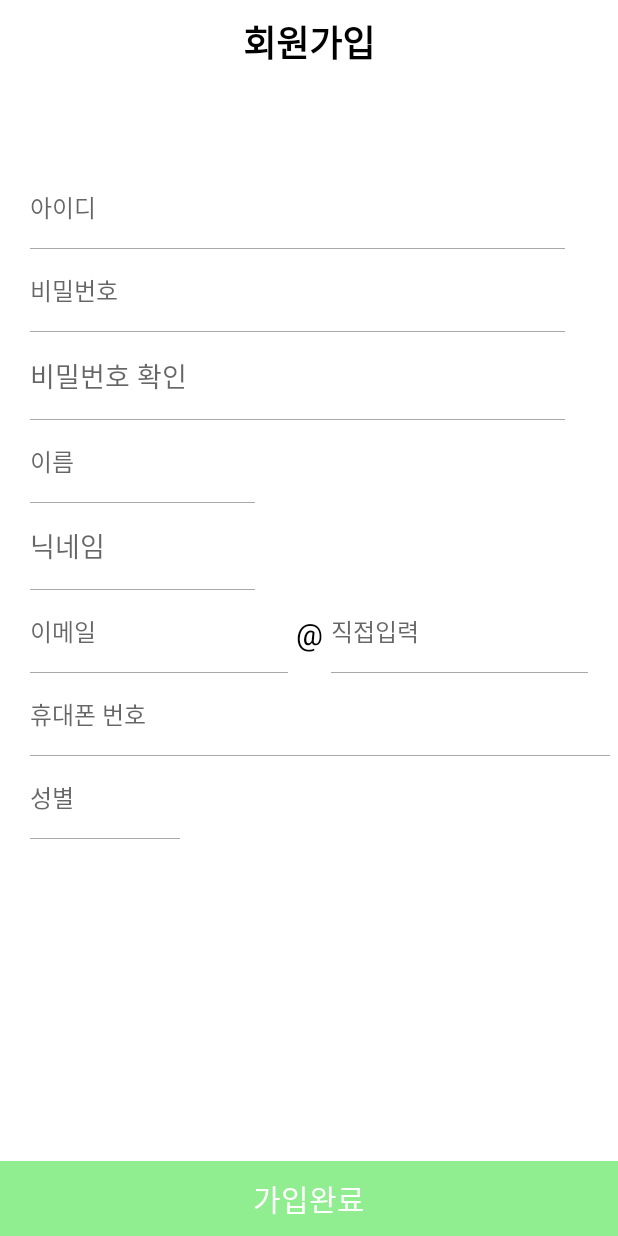
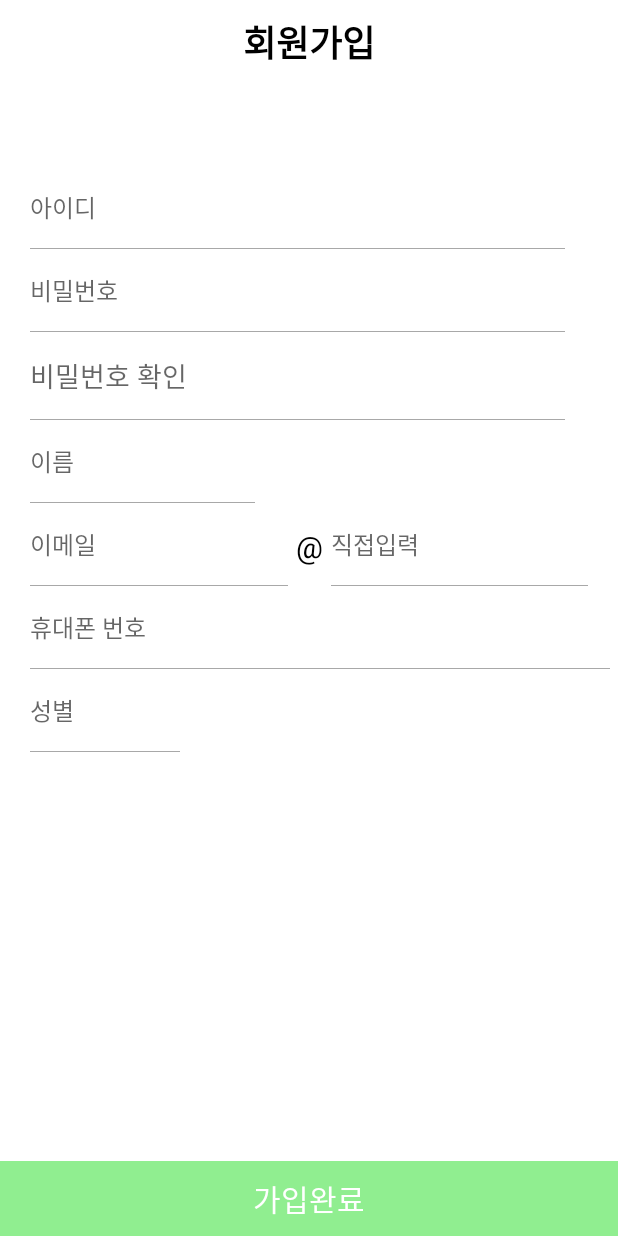
Before and after one commit to MadMax-Team/honbap_signal_android, an Android app: the layout activity_sign_up.xml on its own in the app's theme, with its tools: preview values and no code run, on a phone screen of 412 x 824 dp. Run offline under Robolectric (Android 15) with nearby library versions, the phone set to English and light mode, and no system bars.

Commit message:
회원가입(signUp)에서 nick name제거

```diff
--- a/app/src/main/java/com/example/HonbabSignal/SignUpActivity.kt
+++ b/app/src/main/java/com/example/HonbabSignal/SignUpActivity.kt
@@ -25,7 +25,6 @@ class SignUpActivity : AppCompatActivity(){
         binding.signUpSignUpBtnTv.setOnClickListener{
 
             binding.signUpIdErrorTv.visibility = View.INVISIBLE
-            binding.signUpNickNameErrorTv.visibility = View.INVISIBLE
             binding.signUpEmailErrorTv.visibility = View.INVISIBLE
             binding.signUpPhoneNumErrorTv.visibility = View.INVISIBLE
             //retrofit 개체 생성
@@ -51,10 +50,6 @@ class SignUpActivity : AppCompatActivity(){
                 Toast.makeText(this, "이름이 비어있습니다.", Toast.LENGTH_SHORT).show()
                 return@setOnClickListener
             }
-            if (binding.signUpNickNameEt.text.toString().isEmpty()) {
-                Toast.makeText(this, "닉네임이 비어있습니다.", Toast.LENGTH_SHORT).show()
-                return@setOnClickListener
-            }
             if (binding.signUpEmailEt.text.toString()
                     .isEmpty() || binding.signUpDirectInputEt.text.toString().isEmpty()
             ) {
@@ -78,7 +73,6 @@ class SignUpActivity : AppCompatActivity(){
             var userId: String = binding.signUpIdEt.text.toString()
             var password : String = binding.signUpPwdEt.text.toString()
             var userName : String = binding.signUpNameEt.text.toString()
-            var nickname : String = binding.signUpNickNameEt.text.toString()
             var email:String = binding.signUpIdEt.text.toString() + "@" + binding.signUpDirectInputEt.text.toString()
             var phoneNum : String = binding.signUpPhoneNumEt.text.toString()
             var sex : String = binding.signUpSexEt.text.toString()
@@ -91,7 +85,6 @@ class SignUpActivity : AppCompatActivity(){
                 userId,
                 password,
                 userName,
-                nickname,
                 email,
                 phoneNum,
                 sex
@@ -127,10 +120,6 @@ class SignUpActivity : AppCompatActivity(){
             2001,2002,3001 -> {
                 binding.signUpIdErrorTv.visibility = View.VISIBLE
                 binding.signUpIdErrorTv.text = message
-            }
-            2003,2004,3002 ->{
-                binding.signUpNickNameErrorTv.visibility = View.VISIBLE
-                binding.signUpNickNameErrorTv.text = message
             }
             2005,2006,2007,3003 ->{
                 binding.signUpEmailErrorTv.visibility = View.VISIBLE
--- a/app/src/main/java/com/example/HonbabSignal/SignUpService.kt
+++ b/app/src/main/java/com/example/HonbabSignal/SignUpService.kt
@@ -15,7 +15,6 @@ interface SignUpService {
         @Field("userId") userId:String,
         @Field("password") password:String,
         @Field("userName") userName:String,
-        @Field("nickName") nickName : String,
         @Field("email") email : String,
         @Field("phoneNum") phoneNum : String,
         @Field("sex") sex: String
--- a/app/src/main/res/layout/activity_sign_up.xml
+++ b/app/src/main/res/layout/activity_sign_up.xml
@@ -131,40 +131,40 @@
         app:layout_constraintStart_toStartOf="@+id/sign_up_name_et"
         app:layout_constraintTop_toBottomOf="@+id/sign_up_name_et" />
 
-    //닉네임
-    <EditText
-        android:id="@+id/sign_up_nick_name_et"
-        android:layout_width="150dp"
-        android:layout_height="wrap_content"
-        android:hint="닉네임"
-        android:layout_marginStart="20dp"
-        android:layout_marginEnd="35dp"
-        android:layout_marginTop="15dp"
-        android:background="@null"
-        android:inputType="text"
-        app:layout_constraintStart_toStartOf="parent"
-        app:layout_constraintTop_toTopOf="@id/sign_up_name_underscore_view"/>
-    <View
-        android:id="@+id/sign_up_nick_name_underscore_view"
-        android:layout_width="0dp"
-        android:layout_height="1px"
-        android:layout_marginTop="15dp"
-        android:background="#a8a8a8"
-        app:layout_constraintEnd_toEndOf="@id/sign_up_nick_name_et"
-        app:layout_constraintStart_toStartOf="@id/sign_up_nick_name_et"
-        app:layout_constraintTop_toBottomOf="@id/sign_up_nick_name_et" />
-    <TextView
-        android:id="@+id/sign_up_nick_name_error_tv"
-        android:layout_width="wrap_content"
-        android:layout_height="wrap_content"
-        android:textSize="14sp"
-        android:textStyle="bold"
-        android:textColor="#EF0000"
-        android:layout_marginTop="10dp"
-        android:layout_marginStart="20dp"
-        android:visibility="gone"
-        app:layout_constraintStart_toStartOf="parent"
-        app:layout_constraintTop_toBottomOf="@id/sign_up_nick_name_underscore_view"/>
+<!--    //닉네임-->
+<!--    <EditText-->
+<!--        android:id="@+id/sign_up_nick_name_et"-->
+<!--        android:layout_width="150dp"-->
+<!--        android:layout_height="wrap_content"-->
+<!--        android:hint="닉네임"-->
+<!--        android:layout_marginStart="20dp"-->
+<!--        android:layout_marginEnd="35dp"-->
+<!--        android:layout_marginTop="15dp"-->
+<!--        android:background="@null"-->
+<!--        android:inputType="text"-->
+<!--        app:layout_constraintStart_toStartOf="parent"-->
+<!--        app:layout_constraintTop_toTopOf="@id/sign_up_name_underscore_view"/>-->
+<!--    <View-->
+<!--        android:id="@+id/sign_up_nick_name_underscore_view"-->
+<!--        android:layout_width="0dp"-->
+<!--        android:layout_height="1px"-->
+<!--        android:layout_marginTop="15dp"-->
+<!--        android:background="#a8a8a8"-->
+<!--        app:layout_constraintEnd_toEndOf="@id/sign_up_nick_name_et"-->
+<!--        app:layout_constraintStart_toStartOf="@id/sign_up_nick_name_et"-->
+<!--        app:layout_constraintTop_toBottomOf="@id/sign_up_nick_name_et" />-->
+<!--    <TextView-->
+<!--        android:id="@+id/sign_up_nick_name_error_tv"-->
+<!--        android:layout_width="wrap_content"-->
+<!--        android:layout_height="wrap_content"-->
+<!--        android:textSize="14sp"-->
+<!--        android:textStyle="bold"-->
+<!--        android:textColor="#EF0000"-->
+<!--        android:layout_marginTop="10dp"-->
+<!--        android:layout_marginStart="20dp"-->
+<!--        android:visibility="gone"-->
+<!--        app:layout_constraintStart_toStartOf="parent"-->
+<!--        app:layout_constraintTop_toBottomOf="@id/sign_up_nick_name_underscore_view"/>-->
 
     //이메일
 
@@ -179,7 +179,7 @@
         android:hint="이메일"
         android:inputType="text"
         android:textSize="16sp"
-        app:layout_constraintTop_toBottomOf="@id/sign_up_nick_name_underscore_view"
+        app:layout_constraintTop_toBottomOf="@id/sign_up_name_underscore_view"
         app:layout_constraintStart_toStartOf="parent"
         app:layout_constraintEnd_toStartOf="@id/sign_up_at_sign_up_tv"/>
 
```
